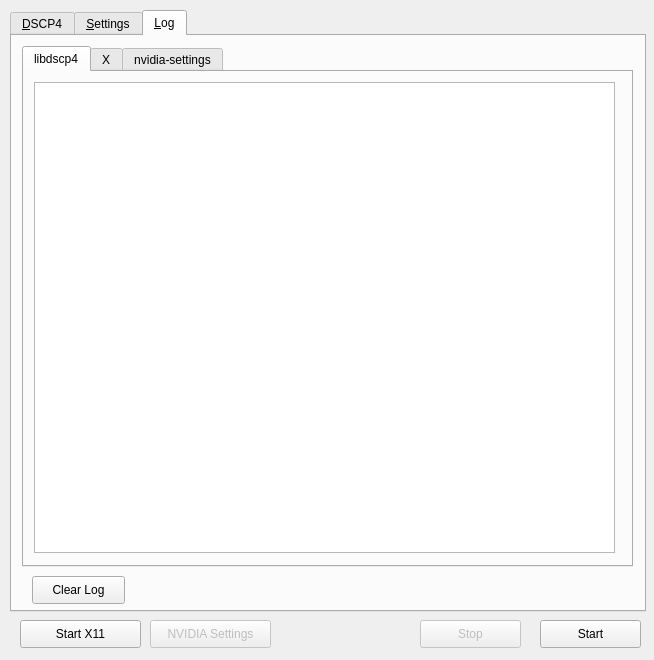
Old version of the form render_algorithms/dscp4/dscp4-qt/ui/mainwindow.ui in the repository itsermo/holovideo-algorithms.
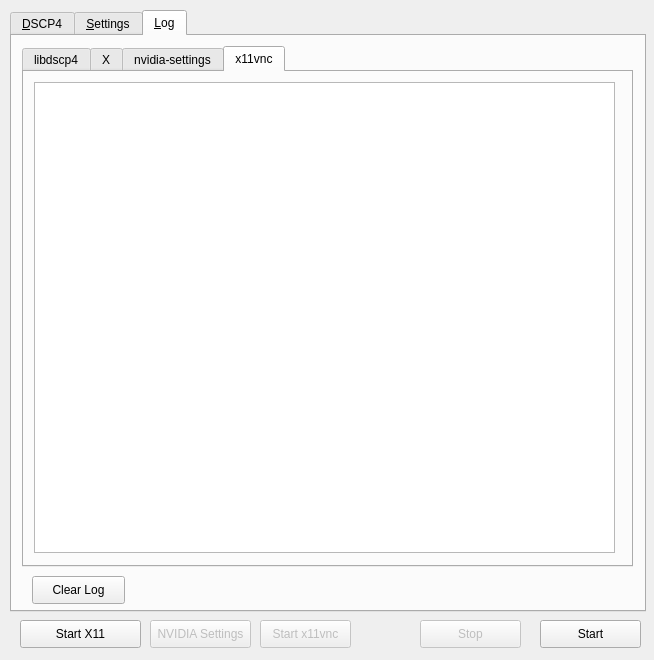
New version of the form. The open tabs and pages were chosen to show the change.

```diff
--- a/render_algorithms/dscp4/dscp4-qt/ui/mainwindow.ui
+++ b/render_algorithms/dscp4/dscp4-qt/ui/mainwindow.ui
@@ -2941,6 +2941,24 @@
         </property>
        </widget>
       </widget>
+      <widget class="QWidget" name="tab_4">
+       <attribute name="title">
+        <string>x11vnc</string>
+       </attribute>
+       <widget class="QTextEdit" name="x11vncLogTextEdit">
+        <property name="geometry">
+         <rect>
+          <x>10</x>
+          <y>10</y>
+          <width>581</width>
+          <height>471</height>
+         </rect>
+        </property>
+        <property name="readOnly">
+         <bool>true</bool>
+        </property>
+       </widget>
+      </widget>
      </widget>
     </widget>
    </widget>
@@ -3003,7 +3021,7 @@
      <rect>
       <x>150</x>
       <y>620</y>
-      <width>121</width>
+      <width>101</width>
       <height>28</height>
      </rect>
     </property>
@@ -3014,6 +3032,25 @@
      <string>NVIDIA Settings</string>
     </property>
    </widget>
+   <widget class="QPushButton" name="x11vncToggleButton">
+    <property name="enabled">
+     <bool>false</bool>
+    </property>
+    <property name="geometry">
+     <rect>
+      <x>260</x>
+      <y>620</y>
+      <width>91</width>
+      <height>28</height>
+     </rect>
+    </property>
+    <property name="toolTip">
+     <string>&lt;html&gt;&lt;head/&gt;&lt;body&gt;&lt;p&gt;Launches x11vnc server on the X11 Env. socket.  This allows you to connect to the X11 session via VNC client to see the framebuffer data.&lt;/p&gt;&lt;/body&gt;&lt;/html&gt;</string>
+    </property>
+    <property name="text">
+     <string>Start x11vnc</string>
+    </property>
+   </widget>
   </widget>
  </widget>
  <tabstops>
```
